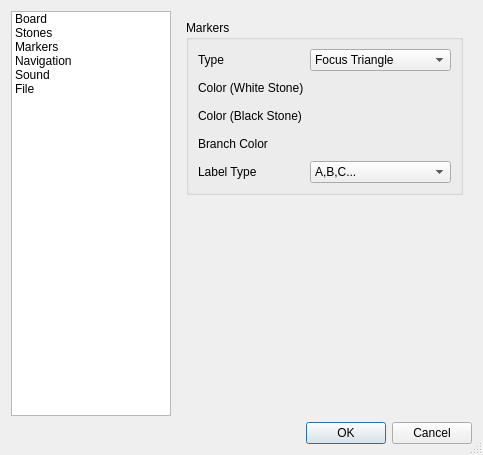
This is branches/2.0.0/setupdialog.ui in nullx002/mugo as Qt 5 draws it before an edit. The edited form follows.
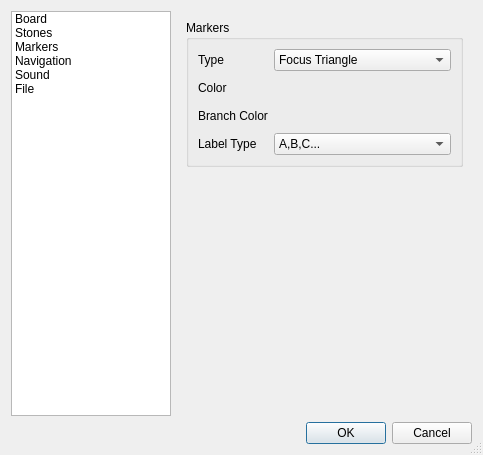
This is the edited form. The open tabs and pages were chosen to show the change.

Commit message: implement: focus type, focus color and branch color in maker settings

Diff of the .ui file:
```diff
--- a/branches/2.0.0/setupdialog.ui
+++ b/branches/2.0.0/setupdialog.ui
@@ -430,6 +430,9 @@
             <string>Markers</string>
            </property>
            <layout class="QFormLayout" name="formLayout_4">
+            <property name="fieldGrowthPolicy">
+             <enum>QFormLayout::AllNonFixedFieldsGrow</enum>
+            </property>
             <item row="0" column="0">
              <widget class="QLabel" name="focusTypeLabel">
               <property name="text">
@@ -469,7 +472,7 @@
             <item row="1" column="0">
              <widget class="QLabel" name="focusWhiteColorLabel">
               <property name="text">
-               <string>Color (White Stone)</string>
+               <string>Color</string>
               </property>
              </widget>
             </item>
@@ -484,30 +487,13 @@
              </widget>
             </item>
             <item row="2" column="0">
-             <widget class="QLabel" name="focusBlackColorLabel">
-              <property name="text">
-               <string>Color (Black Stone)</string>
-              </property>
-             </widget>
-            </item>
-            <item row="2" column="1">
-             <widget class="QPushButton" name="focusBlackColorButton">
-              <property name="text">
-               <string/>
-              </property>
-              <property name="flat">
-               <bool>true</bool>
-              </property>
-             </widget>
-            </item>
-            <item row="3" column="0">
              <widget class="QLabel" name="branchLabel">
               <property name="text">
                <string>Branch Color</string>
               </property>
              </widget>
             </item>
-            <item row="3" column="1">
+            <item row="2" column="1">
              <widget class="QPushButton" name="branchColorButton">
               <property name="text">
                <string/>
@@ -517,14 +503,14 @@
               </property>
              </widget>
             </item>
-            <item row="4" column="0">
+            <item row="3" column="0">
              <widget class="QLabel" name="labelTypeLabel">
               <property name="text">
                <string>Label Type</string>
               </property>
              </widget>
             </item>
-            <item row="4" column="1">
+            <item row="3" column="1">
              <widget class="QComboBox" name="labelTypeComboBox">
               <item>
                <property name="text">
```
Left out of the diff: 9 changed lines with no effect on the pictures. The commit also changes 6 other files.
